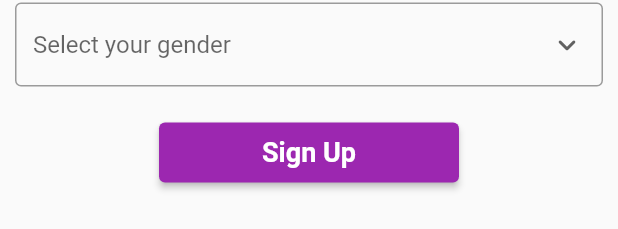
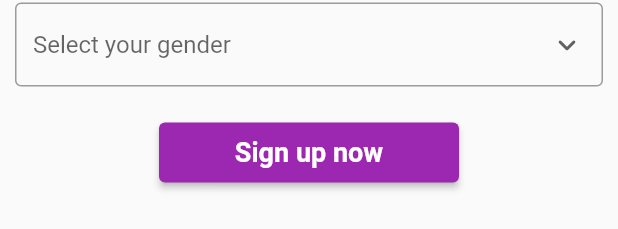
Before and after one commit to suhailajapar/suhailajapar_exercise_3, a Flutter app: the FormInput widget shown alone on an empty page, opened directly, on a phone screen of 412 x 824 dp. Shown: the part 287-516 px from the top of the screen. Run offline on Flutter 3.47's test engine with Material 2 defaults, Android fonts, the phone set to English and light mode, and no system bars; network calls fail.

Commit message:
btn text change

```diff
--- a/lib/form.dart
+++ b/lib/form.dart
@@ -99,7 +99,7 @@ class FormInputState extends State<FormInput> {
                   }
                 },
                 child: const Text(
-                    'Sign Up',
+                    'Sign up now',
                   style: TextStyle(fontSize: 18, fontWeight: FontWeight.bold),
                 ),
               ),
```
